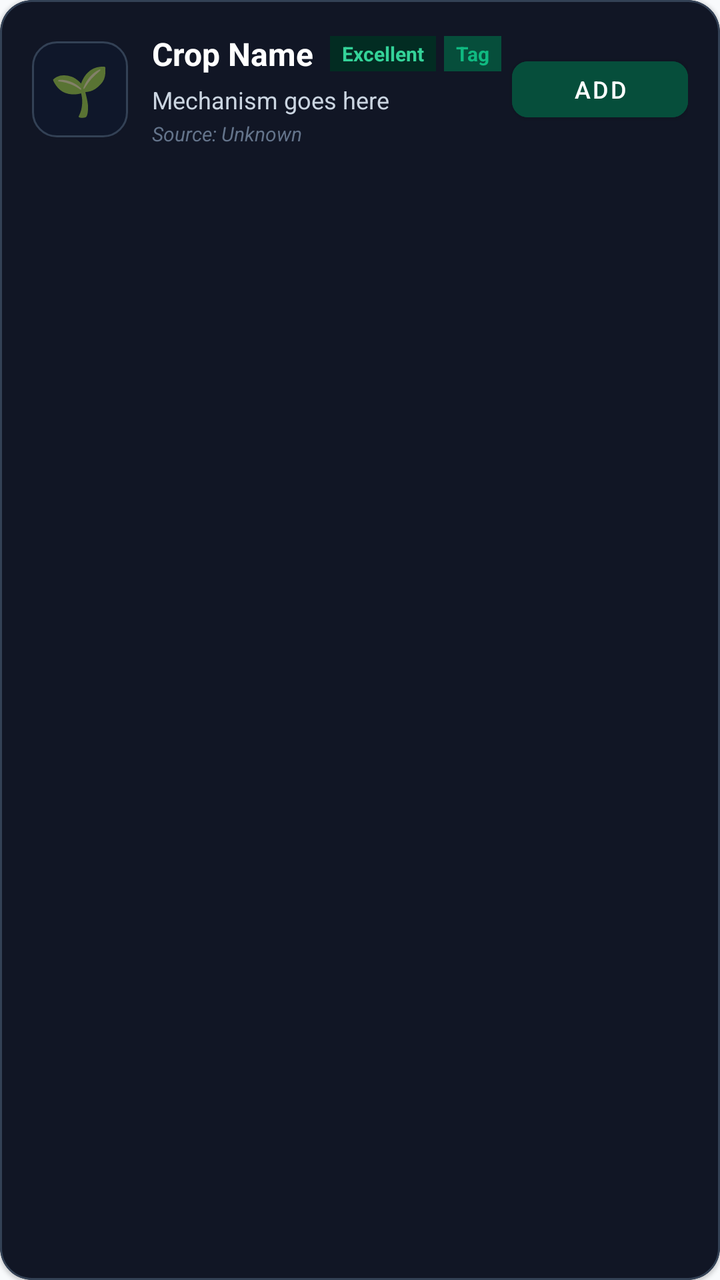
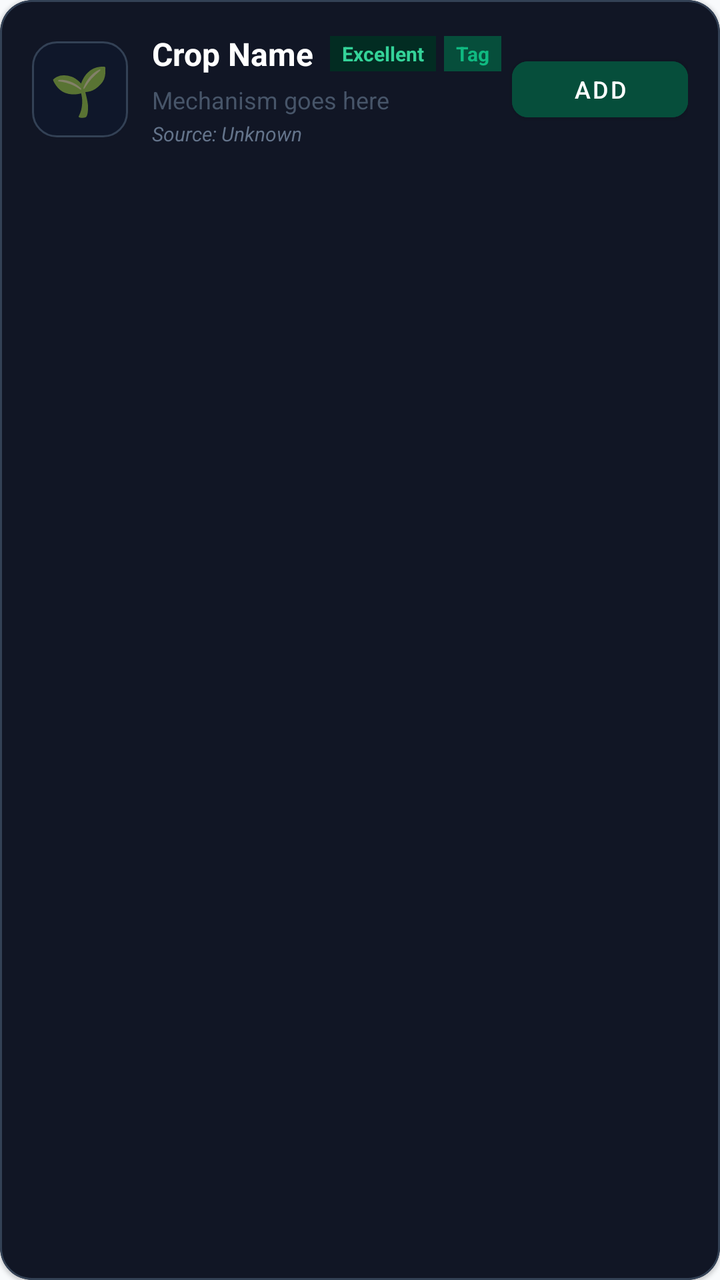

Two renders of the same Android screen: before a commit and after it. Below are the layout's source before the change and the commit's diff.
<!-- AndroidManifest.xml: application theme AppTheme -->
<!-- res/layout/item_companion_card.xml -->
<?xml version="1.0" encoding="utf-8"?>
<com.google.android.material.card.MaterialCardView xmlns:android="http://schemas.android.com/apk/res/android"
    xmlns:app="http://schemas.android.com/apk/res-auto"
    android:layout_width="match_parent"
    android:layout_height="wrap_content"
    android:layout_marginBottom="12dp"
    app:cardBackgroundColor="#111625"
    app:cardCornerRadius="16dp"
    app:strokeColor="#334155"
    app:strokeWidth="1dp">

    <LinearLayout
        android:layout_width="match_parent"
        android:layout_height="wrap_content"
        android:orientation="horizontal"
        android:padding="16dp"
        android:gravity="center_vertical">

        
        <FrameLayout
            android:layout_width="48dp"
            android:layout_height="48dp"
            android:background="@drawable/bg_emoji_placeholder">
            <TextView
                android:id="@+id/tvCompanionEmoji"
                android:layout_width="match_parent"
                android:layout_height="match_parent"
                android:gravity="center"
                android:text="🌱"
                android:textSize="24sp" />
        </FrameLayout>

        
        <LinearLayout
            android:layout_width="0dp"
            android:layout_height="wrap_content"
            android:layout_weight="1"
            android:orientation="vertical"
            android:layout_marginStart="12dp">

            <LinearLayout
                android:layout_width="match_parent"
                android:layout_height="wrap_content"
                android:orientation="horizontal"
                android:gravity="center_vertical">
                <TextView
                    android:id="@+id/tvCompanionName"
                    android:layout_width="wrap_content"
                    android:layout_height="wrap_content"
                    android:text="Crop Name"
                    android:textColor="#ffffff"
                    android:textSize="16sp"
                    android:textStyle="bold" />
                <TextView
                    android:id="@+id/tvCompanionConfidence"
                    android:layout_width="wrap_content"
                    android:layout_height="wrap_content"
                    android:layout_marginStart="8dp"
                    android:background="#022c22"
                    android:paddingHorizontal="6dp"
                    android:paddingVertical="2dp"
                    android:text="Excellent"
                    android:textColor="#34d399"
                    android:textSize="10sp"
                    android:textStyle="bold" />
                <TextView
                    android:id="@+id/tvCompanionTag"
                    android:layout_width="wrap_content"
                    android:layout_height="wrap_content"
                    android:layout_marginStart="4dp"
                    android:background="#064e3b"
                    android:paddingHorizontal="6dp"
                    android:paddingVertical="2dp"
                    android:text="Tag"
                    android:textColor="#10b981"
                    android:textSize="10sp"
                    android:textStyle="bold" />
            </LinearLayout>

            <TextView
                android:id="@+id/tvCompanionMechanism"
                android:layout_width="match_parent"
                android:layout_height="wrap_content"
                android:layout_marginTop="4dp"
                android:text="Mechanism goes here"
                android:textColor="#cbd5e1"
                android:textSize="12sp" />

            <TextView
                android:id="@+id/tvCompanionSource"
                android:layout_width="match_parent"
                android:layout_height="wrap_content"
                android:layout_marginTop="2dp"
                android:text="Source: Unknown"
                android:textColor="#64748b"
                android:textSize="10sp"
                android:textStyle="italic" />
        </LinearLayout>

        
        <Button
            android:id="@+id/btnAddCompanion"
            android:layout_width="wrap_content"
            android:layout_height="40dp"
            android:backgroundTint="#064e3b"
            android:text="Add"
            android:textColor="#ffffff"
            android:textSize="12sp"
            app:cornerRadius="8dp" />
    </LinearLayout>
</com.google.android.material.card.MaterialCardView>
<!-- resources referenced by this layout -->
<resources>
  <!-- drawable bg_emoji_placeholder (drawable) -->
  <?xml version="1.0" encoding="utf-8"?>
  <shape xmlns:android="http://schemas.android.com/apk/res/android"
      android:shape="rectangle">
      <solid android:color="#0f172a" />
      <corners android:radius="12dp" />
      <stroke
          android:width="1dp"
          android:color="#334155" />
  </shape>
  <style name="AppTheme" parent="Theme.MaterialComponents.DayNight.NoActionBar">
          <item name="colorPrimary">@color/colorPrimary</item>
          <item name="colorPrimaryDark">@color/colorPrimaryDark</item>
          <item name="colorAccent">@color/colorAccent</item>
          <item name="android:windowBackground">@color/colorBackground</item>
          <item name="android:statusBarColor">@color/colorBackground</item>
          <item name="android:navigationBarColor">@color/colorBottomNav</item>
          <item name="android:textColorPrimary">@color/colorTextPrimary</item>
          <item name="android:textColorSecondary">@color/colorTextSecondary</item>
          <item name="elevationOverlayEnabled">false</item>
      </style>
  <color name="colorPrimary">#059669</color>
  <color name="colorPrimaryDark">#047857</color>
  <color name="colorAccent">#10B981</color>
  <color name="colorBackground">#F8FAFC</color>
  <color name="colorBottomNav">#FFFFFF</color>
  <color name="colorTextPrimary">#0F172A</color>
  <color name="colorTextSecondary">#475569</color>
</resources>

<!-- the commit's change to res/layout/item_companion_card.xml (unified diff, before → after) -->
@@ -83,7 +83,7 @@
                 android:layout_height="wrap_content"
                 android:layout_marginTop="4dp"
                 android:text="Mechanism goes here"
-                android:textColor="#cbd5e1"
+                android:textColor="@color/colorTextSecondary"
                 android:textSize="12sp" />
 
             <TextView
@@ -92,7 +92,7 @@
                 android:layout_height="wrap_content"
                 android:layout_marginTop="2dp"
                 android:text="Source: Unknown"
-                android:textColor="#64748b"
+                android:textColor="@color/colorTextMuted"
                 android:textSize="10sp"
                 android:textStyle="italic" />
         </LinearLayout>
<!-- resource entries referenced after the edit -->
@@ -1,5 +1,6 @@
 <!-- resources referenced by this layout -->
 <resources>
+  <color name="colorTextMuted">#64748B</color>
   <!-- drawable bg_emoji_placeholder (drawable) -->
   <?xml version="1.0" encoding="utf-8"?>
   <shape xmlns:android="http://schemas.android.com/apk/res/android"
